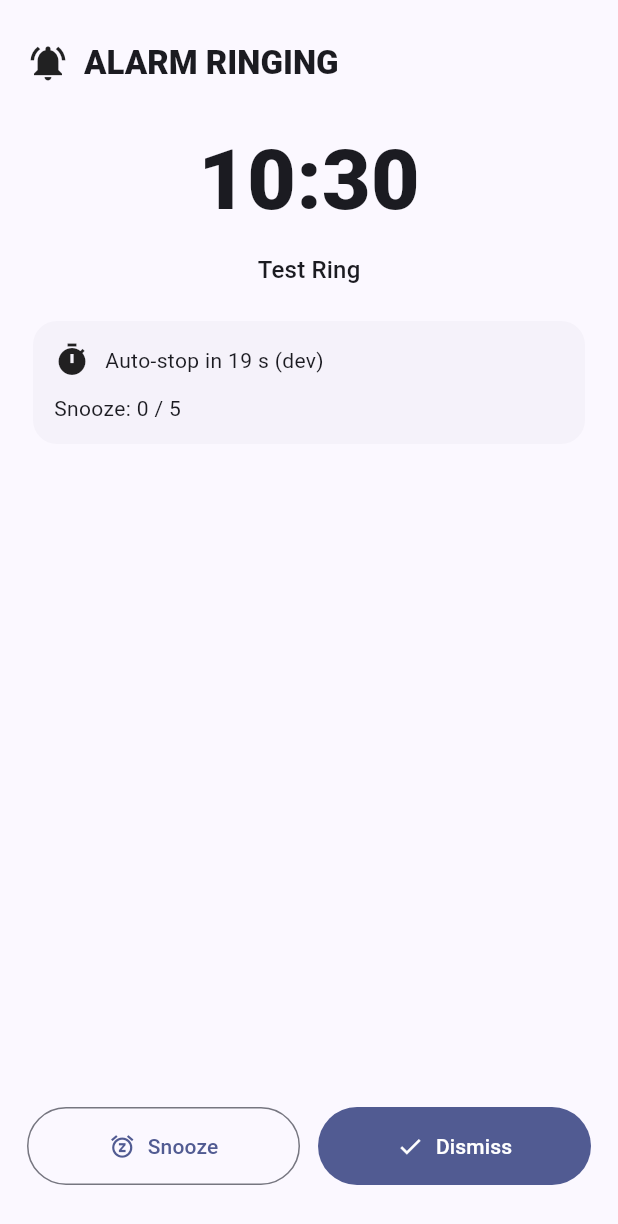
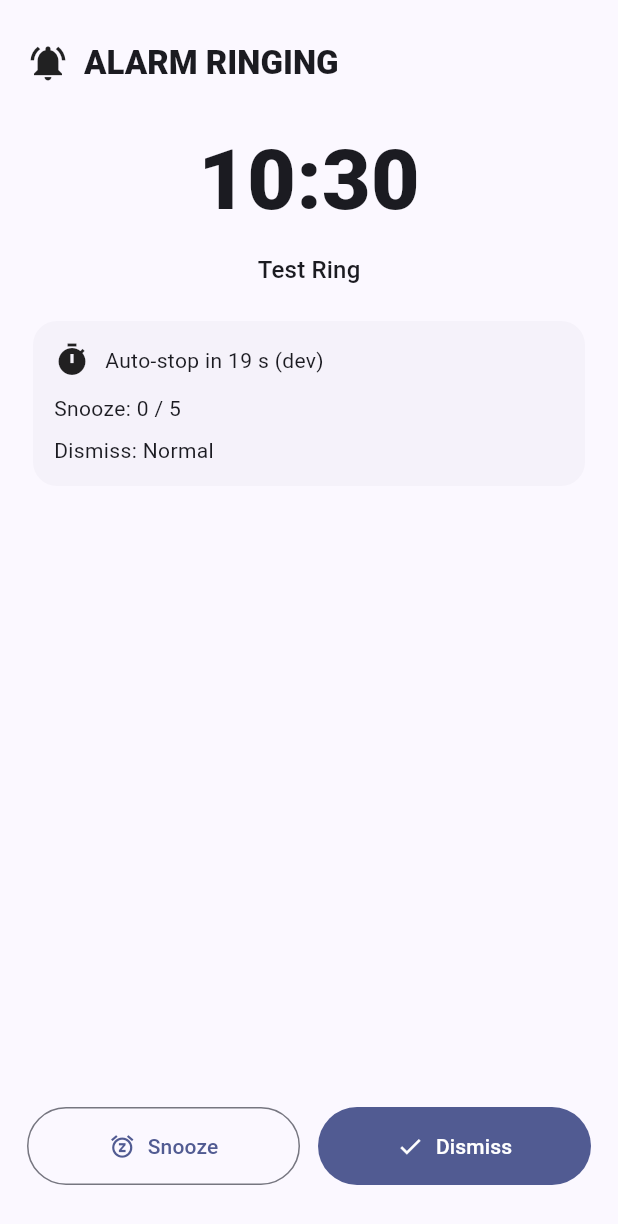
Before and after one commit to thisscribe000/ALARM-NEW, a Flutter app: the screen it shows after launch, after a tap on "Test Ring", on a phone screen of 412 x 824 dp. Shown: the top 1224 px of the screen. Run offline on Flutter 3.47's test engine with Material 3 defaults, Android fonts, the light colour scheme and no system bars; our stand-ins replace shared_preferences.

Commit message:
Checkpoint: TicTacToe dismiss wiring + score card

```diff
--- a/lib/features/alarms/presentation/alarm_ring.dart
+++ b/lib/features/alarms/presentation/alarm_ring.dart
@@ -3,20 +3,24 @@ import 'dart:async';
 import 'package:flutter/material.dart';
 
 import '../../../services/alarm_runtime.dart';
+import '../../games/tictactoe/tictactoe_game_screen.dart';
 import '../domain/alarm.dart';
+import '../domain/alarm_settings.dart';
 
 class AlarmRingScreen extends StatefulWidget {
   final Alarm alarm;
 
-  /// Snooze rule:
-  /// - 3 or 5 for limited snoozes
-  /// - null for unlimited
+  /// Snooze limit: 3, 5, or null (unlimited)
   final int? maxSnoozes;
+
+  /// Dismiss behavior
+  final DismissMethod dismissMethod;
 
   const AlarmRingScreen({
     super.key,
     required this.alarm,
-    this.maxSnoozes,
+    required this.maxSnoozes,
+    required this.dismissMethod,
   });
 
   @override
@@ -53,8 +57,25 @@ class _AlarmRingScreenState extends State<AlarmRingScreen> {
     super.dispose();
   }
 
-  void _dismiss() {
+  Future<void> _dismiss() async {
+    if (widget.dismissMethod == DismissMethod.normal) {
       AlarmRuntime.instance.stopRinging(reason: 'dismissed');
+      return;
+    }
+
+    // TicTacToe gate
+    final result = await Navigator.of(context).push<String>(
+      MaterialPageRoute(
+        builder: (_) => const TicTacToeGameScreen(dismissOnFinish: true),
+      ),
+    );
+
+    if (!mounted) return;
+
+    // Any outcome dismisses
+    if (result != null) {
+      AlarmRuntime.instance.stopRinging(reason: 'dismissed_tictactoe');
+    }
   }
 
   Future<void> _showSnoozePicker() async {
@@ -117,8 +138,7 @@ class _AlarmRingScreenState extends State<AlarmRingScreen> {
     if (!mounted) return;
     if (picked == null) return;
 
-  final ok =
-      AlarmRuntime.instance.snooze(minutes: picked, maxSnoozes: max);
+    final ok = AlarmRuntime.instance.snooze(minutes: picked, maxSnoozes: max);
 
     if (!mounted) return;
 
@@ -126,9 +146,7 @@ class _AlarmRingScreenState extends State<AlarmRingScreen> {
       ScaffoldMessenger.of(context).showSnackBar(
         SnackBar(
           content: Text(
-          max == null
-              ? 'Could not snooze.'
-              : 'Snooze limit reached ($max).',
+            max == null ? 'Could not snooze.' : 'Snooze limit reached ($max).',
           ),
         ),
       );
@@ -154,6 +172,10 @@ class _AlarmRingScreenState extends State<AlarmRingScreen> {
     final max = widget.maxSnoozes;
     final snoozeCount = AlarmRuntime.instance.snoozeCount;
     final blocked = max != null && snoozeCount >= max;
+
+    final dismissLabel = widget.dismissMethod == DismissMethod.normal
+        ? 'Dismiss'
+        : 'Play to dismiss';
 
     return Scaffold(
       body: SafeArea(
@@ -215,6 +237,15 @@ class _AlarmRingScreenState extends State<AlarmRingScreen> {
                               : 'Snooze: $snoozeCount / $max',
                         ),
                       ),
+                      const SizedBox(height: 8),
+                      Align(
+                        alignment: Alignment.centerLeft,
+                        child: Text(
+                          widget.dismissMethod == DismissMethod.normal
+                              ? 'Dismiss: Normal'
+                              : 'Dismiss: Tic-Tac-Toe',
+                        ),
+                      ),
                     ],
                   ),
                 ),
@@ -237,7 +268,7 @@ class _AlarmRingScreenState extends State<AlarmRingScreen> {
                     child: FilledButton.icon(
                       onPressed: _dismiss,
                       icon: const Icon(Icons.check),
-                      label: const Text('Dismiss'),
+                      label: Text(dismissLabel),
                       style: FilledButton.styleFrom(
                         padding: const EdgeInsets.symmetric(vertical: 16),
                       ),
@@ -261,9 +292,7 @@ class _SnoozeOption extends StatelessWidget {
 
   @override
   Widget build(BuildContext context) {
-    final subtitle = AlarmRuntime.devModeFastSnooze
-        ? '$minutes sec (dev)'
-        : '$minutes min';
+    final subtitle = AlarmRuntime.devModeFastSnooze ? '$minutes sec (dev)' : '$minutes min';
 
     return Card(
       child: ListTile(
--- a/lib/features/alarms/presentation/alarms_tab.dart
+++ b/lib/features/alarms/presentation/alarms_tab.dart
@@ -1,6 +1,9 @@
 import 'package:flutter/material.dart';
 
 import '../../../services/alarm_runtime.dart';
+import '../../games/tictactoe/tictactoe_score.dart';
+import '../../games/tictactoe/tictactoe_score_store.dart';
+import '../../games/tictactoe/tictactoe_score_widget.dart';
 import '../data/alarm_settings_store.dart';
 import '../data/alarm_store.dart';
 import '../domain/alarm.dart';
@@ -19,10 +22,12 @@ class AlarmsTab extends StatefulWidget {
 class _AlarmsTabState extends State<AlarmsTab> {
   final AlarmStore _store = AlarmStore();
   final AlarmSettingsStore _settingsStore = AlarmSettingsStore();
+  final TicTacToeScoreStore _scoreStore = TicTacToeScoreStore();
 
   bool _loading = true;
   List<Alarm> _alarms = [];
   AlarmSettings _settings = AlarmSettings.defaultValue;
+  TicTacToeScore _score = TicTacToeScore.empty;
 
   @override
   void initState() {
@@ -32,15 +37,18 @@ class _AlarmsTabState extends State<AlarmsTab> {
 
   Future<void> _loadAll() async {
     setState(() => _loading = true);
-    final loaded = await _store.load();
+
+    final loadedAlarms = await _store.load();
     final settings = await _settingsStore.load();
+    final score = await _scoreStore.load();
 
-    loaded.sort(_alarmSort);
+    loadedAlarms.sort(_alarmSort);
+
     if (!mounted) return;
-
     setState(() {
-      _alarms = loaded;
+      _alarms = loadedAlarms;
       _settings = settings;
+      _score = score;
       _loading = false;
     });
   }
@@ -104,19 +112,25 @@ class _AlarmsTabState extends State<AlarmsTab> {
       MaterialPageRoute(builder: (_) => const AlarmSettingsScreen()),
     );
 
-    // Reload settings after returning
+    // Reload settings + score after returning
     final settings = await _settingsStore.load();
+    final score = await _scoreStore.load();
+
     if (!mounted) return;
-    setState(() => _settings = settings);
+    setState(() {
+      _settings = settings;
+      _score = score;
+    });
   }
 
-  void _testRing(Alarm alarm) {
+  void _openRing(Alarm alarm) {
     AlarmRuntime.instance.startRinging(alarm);
     Navigator.of(context).push(
       MaterialPageRoute(
         builder: (_) => AlarmRingScreen(
           alarm: alarm,
           maxSnoozes: _settings.snoozeLimit,
+          dismissMethod: _settings.dismissMethod,
         ),
       ),
     );
@@ -131,7 +145,7 @@ class _AlarmsTabState extends State<AlarmsTab> {
       label: 'Test Ring',
       enabled: true,
     );
-    _testRing(alarm);
+    _openRing(alarm);
   }
 
   @override
@@ -169,13 +183,21 @@ class _AlarmsTabState extends State<AlarmsTab> {
               children: [
                 Padding(
                   padding: const EdgeInsets.fromLTRB(16, 10, 16, 6),
-                  child: Card(
-                    child: ListTile(
-                      leading: const Icon(Icons.tune),
-                      title: const Text('Current settings'),
-                      subtitle: Text('Snooze limit: $snoozeText • Dismiss: $dismissText'),
-                      onTap: _openSettings,
-                    ),
+                  child: Column(
+                    children: [
+                      Card(
+                        child: ListTile(
+                          leading: const Icon(Icons.tune),
+                          title: const Text('Current settings'),
+                          subtitle: Text(
+                            'Snooze limit: $snoozeText • Dismiss: $dismissText',
+                          ),
+                          onTap: _openSettings,
+                        ),
+                      ),
+                      const SizedBox(height: 10),
+                      TicTacToeScoreWidget(score: _score),
+                    ],
                   ),
                 ),
                 Expanded(
@@ -247,7 +269,9 @@ class _AlarmsTabState extends State<AlarmsTab> {
                                         ),
                                       ),
                                       subtitle: Text(
-                                        alarm.label.isEmpty ? 'Alarm' : alarm.label,
+                                        alarm.label.isEmpty
+                                            ? 'Alarm'
+                                            : alarm.label,
                                       ),
                                       trailing: Switch(
                                         value: alarm.enabled,
@@ -261,7 +285,7 @@ class _AlarmsTabState extends State<AlarmsTab> {
                                         children: [
                                           Expanded(
                                             child: OutlinedButton.icon(
-                                              onPressed: () => _testRing(alarm),
+                                              onPressed: () => _openRing(alarm),
                                               icon: const Icon(Icons.notifications),
                                               label: const Text('Test Ring'),
                                             ),
@@ -309,8 +333,7 @@ class _EmptyState extends StatelessWidget {
             ),
             const SizedBox(height: 6),
             const Text(
-              'Tap Add to create your first alarm.\n'
-              'Or test the ring screen now.',
+              'Tap Add to create your first alarm.\nOr test the ring screen now.',
               textAlign: TextAlign.center,
             ),
             const SizedBox(height: 16),
--- /dev/null
+++ b/lib/features/games/tictactoe/tictactoe_score_store.dart
@@ -0,0 +1,28 @@
+import 'dart:convert';
+
+import 'package:shared_preferences/shared_preferences.dart';
+
+import 'tictactoe_score.dart';
+
+class TicTacToeScoreStore {
+  static const _key = 'tictactoe_score_v1';
+
+  Future<TicTacToeScore> load() async {
+    final prefs = await SharedPreferences.getInstance();
+    final raw = prefs.getString(_key);
+    if (raw == null || raw.trim().isEmpty) return TicTacToeScore.empty;
+
+    try {
+      final decoded = jsonDecode(raw);
+      if (decoded is! Map) return TicTacToeScore.empty;
+      return TicTacToeScore.fromJson(Map<String, dynamic>.from(decoded));
+    } catch (_) {
+      return TicTacToeScore.empty;
+    }
+  }
+
+  Future<void> save(TicTacToeScore score) async {
+    final prefs = await SharedPreferences.getInstance();
+    await prefs.setString(_key, jsonEncode(score.toJson()));
+  }
+}
--- /dev/null
+++ b/lib/features/games/tictactoe/tictactoe_score_widget.dart
@@ -0,0 +1,54 @@
+import 'package:flutter/material.dart';
+
+import 'tictactoe_score.dart';
+
+class TicTacToeScoreWidget extends StatelessWidget {
+  final TicTacToeScore score;
+
+  const TicTacToeScoreWidget({super.key, required this.score});
+
+  @override
+  Widget build(BuildContext context) {
+    return Card(
+      child: Padding(
+        padding: const EdgeInsets.all(14),
+        child: Row(
+          children: [
+            const Icon(Icons.grid_3x3),
+            const SizedBox(width: 10),
+            const Expanded(
+              child: Text(
+                'Tic-Tac-Toe score',
+                style: TextStyle(fontWeight: FontWeight.w700),
+              ),
+            ),
+            _Pill(label: 'W', value: score.wins),
+            const SizedBox(width: 6),
+            _Pill(label: 'L', value: score.losses),
+            const SizedBox(width: 6),
+            _Pill(label: 'D', value: score.draws),
+          ],
+        ),
+      ),
+    );
+  }
+}
+
+class _Pill extends StatelessWidget {
+  final String label;
+  final int value;
+
+  const _Pill({required this.label, required this.value});
+
+  @override
+  Widget build(BuildContext context) {
+    return Container(
+      padding: const EdgeInsets.symmetric(horizontal: 10, vertical: 6),
+      decoration: BoxDecoration(
+        borderRadius: BorderRadius.circular(999),
+        color: Theme.of(context).colorScheme.surfaceContainerHighest,
+      ),
+      child: Text('$label: $value'),
+    );
+  }
+}
```
Also changed, not shown: lib/features/games/tictactoe/tictactoe_game_screen.dart (added, +289 -0 lines), lib/features/games/tictactoe/tictactoe_score.dart (added, +39 -0 lines). Lines whose indentation alone changed are shown as unchanged.
